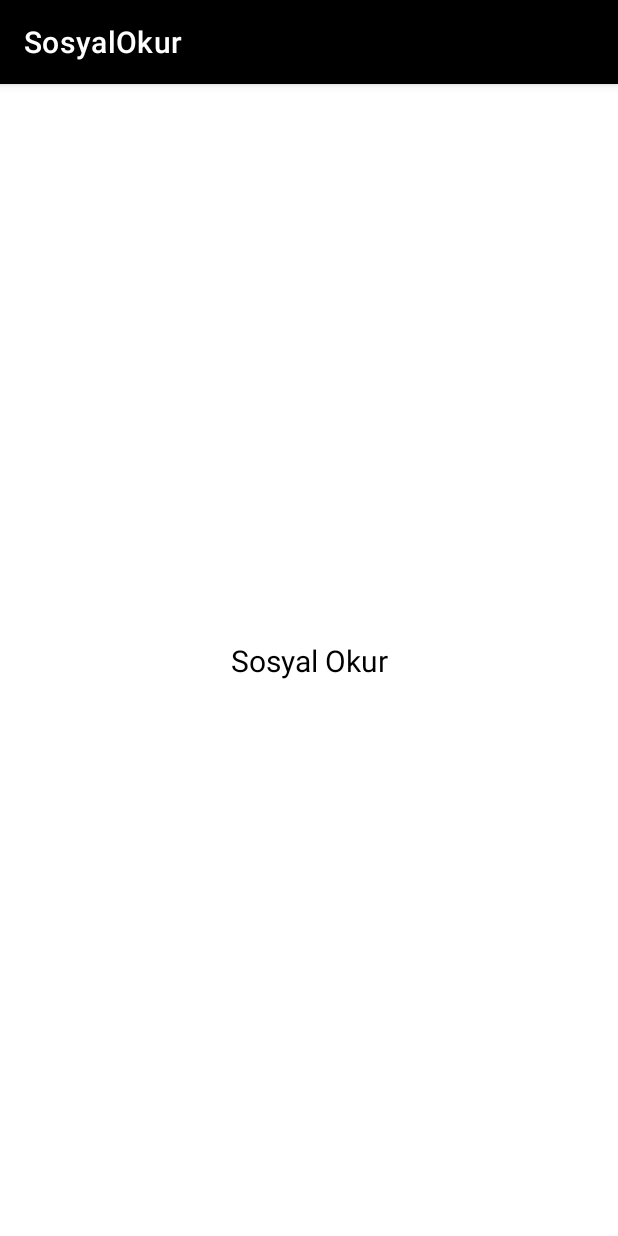
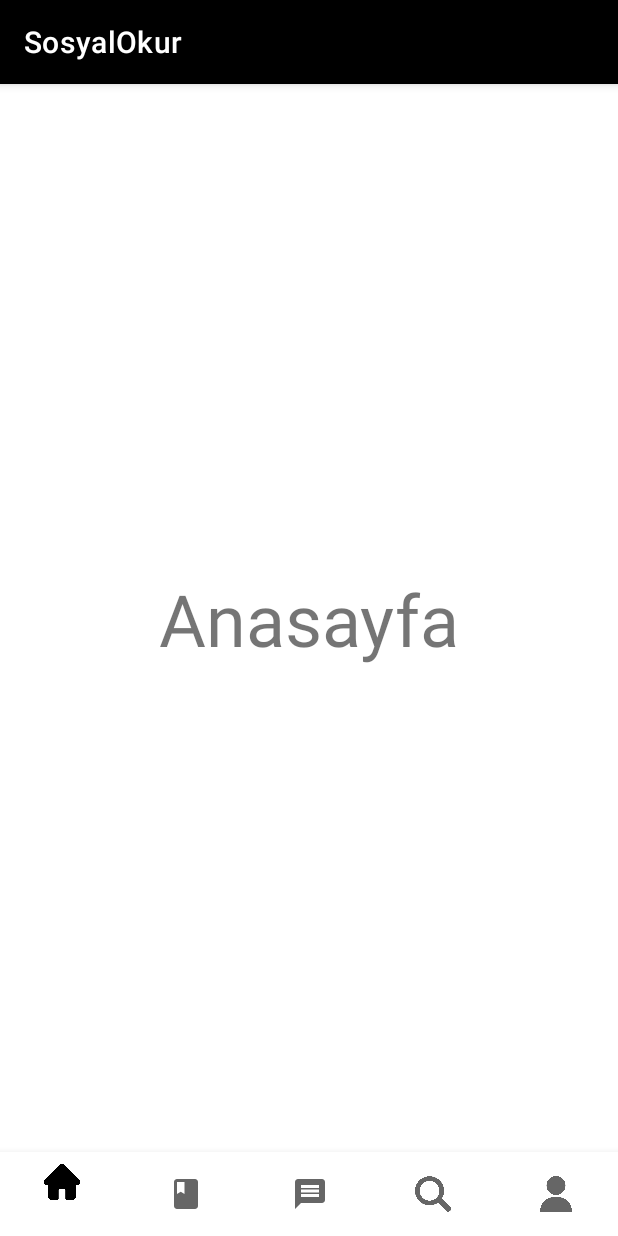
Before and after one commit to mehmeteminyildiz/SosyalOkur, an Android app: the screen it shows after launch (MainActivity), on a phone screen of 412 x 824 dp. Run offline under Robolectric (Android 15) with nearby library versions, the phone set to English and light mode, and no system bars.

Commit message:
17.04.2022 00:43 Fragment baglama islemleri yapildi

```diff
--- /dev/null
+++ b/app/src/main/java/com/mhmtyldz/yldz/sosyalokur/Fragments/FragmentAnasayfa.java
@@ -0,0 +1,26 @@
+package com.mhmtyldz.yldz.sosyalokur.Fragments;
+
+import android.os.Bundle;
+import android.view.LayoutInflater;
+import android.view.View;
+import android.view.ViewGroup;
+
+import androidx.annotation.NonNull;
+import androidx.annotation.Nullable;
+import androidx.fragment.app.Fragment;
+import androidx.recyclerview.widget.DividerItemDecoration;
+import androidx.recyclerview.widget.StaggeredGridLayoutManager;
+
+import com.mhmtyldz.yldz.sosyalokur.R;
+
+public class FragmentAnasayfa extends Fragment {
+
+    @Nullable
+    @Override
+    public View onCreateView(@NonNull LayoutInflater inflater, @Nullable ViewGroup container, @Nullable Bundle savedInstanceState) {
+        View rootView = inflater.inflate(R.layout.fragment_anasayfa, container, false);
+
+
+        return rootView;
+    }
+}
--- /dev/null
+++ b/app/src/main/res/drawable/icon_book.xml
@@ -0,0 +1,5 @@
+<vector android:height="24dp" android:tint="#FFFFFF"
+    android:viewportHeight="24" android:viewportWidth="24"
+    android:width="24dp" xmlns:android="http://schemas.android.com/apk/res/android">
+    <path android:fillColor="@android:color/white" android:pathData="M18,2H6c-1.1,0 -2,0.9 -2,2v16c0,1.1 0.9,2 2,2h12c1.1,0 2,-0.9 2,-2V4c0,-1.1 -0.9,-2 -2,-2zM6,4h5v8l-2.5,-1.5L6,12V4z"/>
+</vector>
--- /dev/null
+++ b/app/src/main/res/drawable/icon_message.xml
@@ -0,0 +1,5 @@
+<vector android:autoMirrored="true" android:height="24dp"
+    android:tint="#FFFFFF" android:viewportHeight="24"
+    android:viewportWidth="24" android:width="24dp" xmlns:android="http://schemas.android.com/apk/res/android">
+    <path android:fillColor="@android:color/white" android:pathData="M20,2L4,2c-1.1,0 -1.99,0.9 -1.99,2L2,22l4,-4h14c1.1,0 2,-0.9 2,-2L22,4c0,-1.1 -0.9,-2 -2,-2zM18,14L6,14v-2h12v2zM18,11L6,11L6,9h12v2zM18,8L6,8L6,6h12v2z"/>
+</vector>
--- a/app/src/main/res/layout/activity_main.xml
+++ b/app/src/main/res/layout/activity_main.xml
@@ -7,15 +7,25 @@
     android:background="@color/bg_cl"
     tools:context=".MainActivity">
 
-    <TextView
-        android:layout_width="wrap_content"
+    <FrameLayout
+        android:id="@+id/fragment_tutucu"
+        android:layout_width="0dp"
+        android:layout_height="0dp"
+        app:layout_constraintBottom_toTopOf="@+id/bottom_navigation"
+        app:layout_constraintEnd_toEndOf="parent"
+        app:layout_constraintHorizontal_bias="0.5"
+        app:layout_constraintStart_toStartOf="parent"
+        app:layout_constraintTop_toTopOf="parent">
+
+    </FrameLayout>
+
+    <com.google.android.material.bottomnavigation.BottomNavigationView
+        android:id="@+id/bottom_navigation"
+        android:layout_width="match_parent"
         android:layout_height="wrap_content"
-        android:text="Sosyal Okur"
-        android:textColor="@color/text"
-        android:textSize="20sp"
         app:layout_constraintBottom_toBottomOf="parent"
-        app:layout_constraintLeft_toLeftOf="parent"
-        app:layout_constraintRight_toRightOf="parent"
-        app:layout_constraintTop_toTopOf="parent" />
+        app:layout_constraintEnd_toEndOf="parent"
+        app:layout_constraintStart_toStartOf="parent"
+        app:menu="@menu/bottom_nav_menu" />
 
 </androidx.constraintlayout.widget.ConstraintLayout>
--- /dev/null
+++ b/app/src/main/res/layout/fragment_anasayfa.xml
@@ -0,0 +1,19 @@
+<?xml version="1.0" encoding="utf-8"?>
+<androidx.constraintlayout.widget.ConstraintLayout xmlns:android="http://schemas.android.com/apk/res/android"
+    xmlns:app="http://schemas.android.com/apk/res-auto"
+    xmlns:tools="http://schemas.android.com/tools"
+    android:layout_width="match_parent"
+    android:layout_height="match_parent">
+
+    <TextView
+        android:id="@+id/textView"
+        android:layout_width="wrap_content"
+        android:layout_height="wrap_content"
+        android:text="Anasayfa"
+        android:textSize="48sp"
+        app:layout_constraintBottom_toBottomOf="parent"
+        app:layout_constraintEnd_toEndOf="parent"
+        app:layout_constraintHorizontal_bias="0.5"
+        app:layout_constraintStart_toStartOf="parent"
+        app:layout_constraintTop_toTopOf="parent" />
+</androidx.constraintlayout.widget.ConstraintLayout>
--- /dev/null
+++ b/app/src/main/res/menu/bottom_nav_menu.xml
@@ -0,0 +1,24 @@
+<?xml version="1.0" encoding="utf-8"?>
+<menu xmlns:android="http://schemas.android.com/apk/res/android">
+
+    <item
+        android:id="@+id/miAnasayfa"
+        android:icon="@drawable/home_black"
+        android:title="" />
+    <item
+        android:id="@+id/miOkumaListesi"
+        android:icon="@drawable/icon_book"
+        android:title="" />
+    <item
+        android:id="@+id/miDuvar"
+        android:icon="@drawable/icon_message"
+        android:title="" />
+    <item
+        android:id="@+id/miAra"
+        android:icon="@drawable/search_black"
+        android:title="" />
+    <item
+        android:id="@+id/miMyProfile"
+        android:icon="@drawable/user_black"
+        android:title="" />
+</menu>
--- a/app/src/main/res/values-night/colors.xml
+++ b/app/src/main/res/values-night/colors.xml
@@ -10,5 +10,7 @@
     <color name="text">#D1D1D1</color>
     <color name="bg_cl">#121212</color>
 
+    <color name="bnv_icon_tint">#FFFFFF</color>
+    <color name="bnv_bg_tint">#121212</color>
 
 </resources>
--- a/app/src/main/res/values/colors.xml
+++ b/app/src/main/res/values/colors.xml
@@ -10,5 +10,8 @@
     <color name="text">#000000</color>
     <color name="bg_cl">#FFFFFF</color>
 
+    <color name="bnv_icon_tint">#000000</color>
+    <color name="bnv_bg_tint">#FFFFFF</color>
+
 
 </resources>
```
Also changed, not shown: app/src/main/java/com/mhmtyldz/yldz/sosyalokur/Fragments/FragmentAra.java (added, +24 -0 lines), app/src/main/java/com/mhmtyldz/yldz/sosyalokur/Fragments/FragmentDuvar.java (added, +26 -0 lines), app/src/main/java/com/mhmtyldz/yldz/sosyalokur/Fragments/FragmentMyProfile.java (added, +24 -0 lines), app/src/main/java/com/mhmtyldz/yldz/sosyalokur/Fragments/FragmentOkumaListesi.java (added, +26 -0 lines), app/src/main/java/com/mhmtyldz/yldz/sosyalokur/MainActivity.java (+54 -0 lines), app/src/main/res/layout/fragment_ara.xml (added, +19 -0 lines), app/src/main/res/layout/fragment_duvar.xml (added, +19 -0 lines), app/src/main/res/layout/fragment_my_profile.xml (added, +19 -0 lines), app/src/main/res/layout/fragment_okuma_listesi.xml (added, +19 -0 lines), app/src/main/res/drawable/home_black.png (added), app/src/main/res/drawable/search_black.png (added), app/src/main/res/drawable/user_black.png (added).
